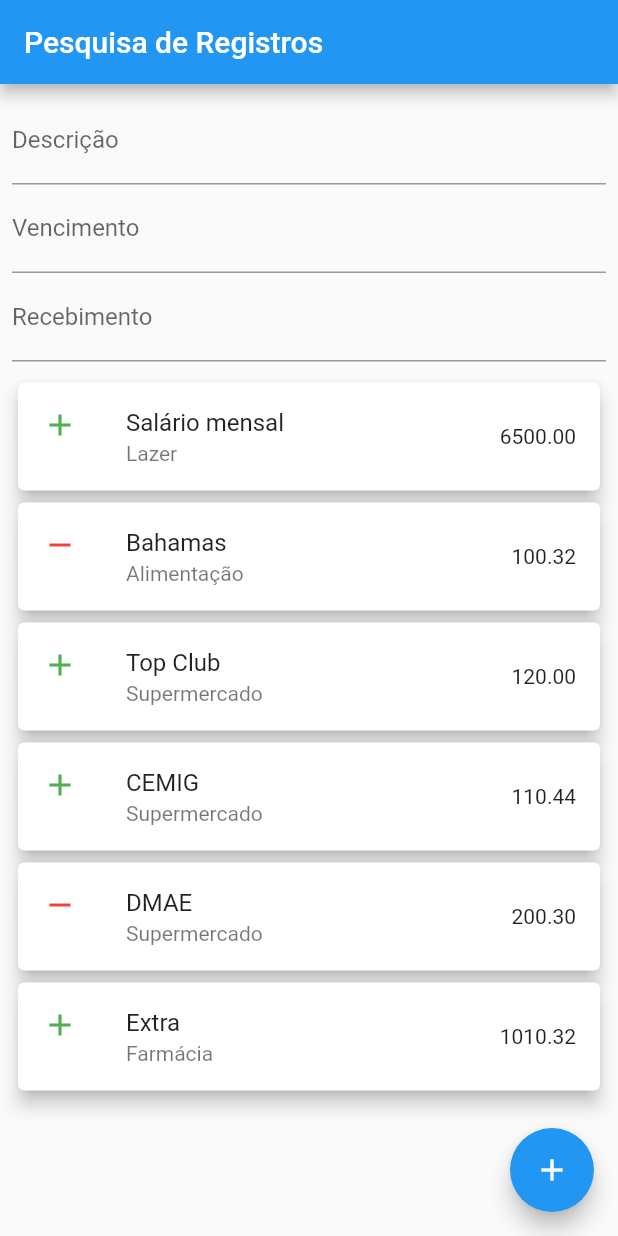
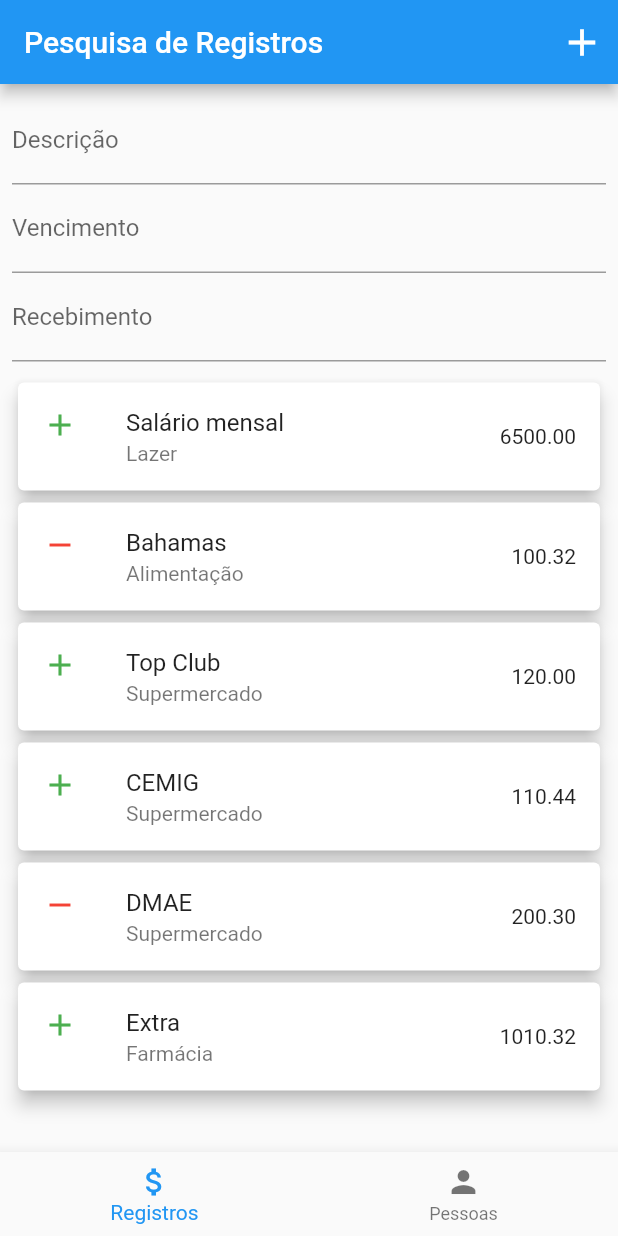
Before and after one commit to AlsGomes/mymoney_app, a Flutter app: the screen it shows after launch, on a phone screen of 412 x 824 dp. Run offline on Flutter 3.47's test engine with Material 2 defaults, Android fonts, the phone set to English and light mode, and no system bars.

```diff
--- a/lib/main.dart
+++ b/lib/main.dart
@@ -2,7 +2,7 @@ import 'package:flutter/material.dart';
 import 'package:mymoney_app/model/register_list.dart';
 import 'package:mymoney_app/routes/app_routes.dart';
 import 'package:mymoney_app/screens/register_detail_screen.dart';
-import 'package:mymoney_app/screens/registers_screen.dart';
+import 'package:mymoney_app/screens/tabs_screen.dart';
 import 'package:provider/provider.dart';
 
 void main() {
@@ -23,7 +23,7 @@ class MyApp extends StatelessWidget {
         ),
         debugShowCheckedModeBanner: false,
         routes: {
-          AppRoutes.registersScreen: (ctx) => RegistersScreen(),
+          AppRoutes.home: (ctx) => TabsScreen(),
           AppRoutes.registerDetailScreen: (ctx) => RegisterDetailScreen(),
         },
       ),
--- a/lib/routes/app_routes.dart
+++ b/lib/routes/app_routes.dart
@@ -1,4 +1,4 @@
 class AppRoutes {
-  static const registersScreen = "/";
+  static const home = "/";
   static const registerDetailScreen = "registerDetailScreen";
 }
--- /dev/null
+++ b/lib/screens/persons_screen.dart
@@ -0,0 +1,12 @@
+import 'package:flutter/material.dart';
+
+class PersonsScreen extends StatelessWidget {
+  const PersonsScreen({Key? key}) : super(key: key);
+
+  @override
+  Widget build(BuildContext context) {
+    return Center(
+      child: Text("Pessoas"),
+    );
+  }
+}
--- a/lib/screens/registers_screen.dart
+++ b/lib/screens/registers_screen.dart
@@ -2,7 +2,6 @@ import 'package:flutter/material.dart';
 import 'package:flutter/services.dart';
 import 'package:mymoney_app/components/register_widget.dart';
 import 'package:mymoney_app/model/register_list.dart';
-import 'package:mymoney_app/routes/app_routes.dart';
 import 'package:provider/provider.dart';
 
 class RegistersScreen extends StatelessWidget {
@@ -11,19 +10,7 @@ class RegistersScreen extends StatelessWidget {
     final provider = Provider.of<RegisterList>(context);
     final registers = provider.items;
 
-    return Scaffold(
-      appBar: AppBar(
-        title: const Text("Pesquisa de Registros"),
-      ),
-      floatingActionButton: FloatingActionButton(
-        child: const Icon(
-          Icons.add,
-        ),
-        onPressed: () =>
-            Navigator.of(context).pushNamed(AppRoutes.registerDetailScreen),
-      ),
-      floatingActionButtonLocation: FloatingActionButtonLocation.endFloat,
-      body: Padding(
+    return Padding(
       padding: const EdgeInsets.all(8.0),
       child: Column(
         children: [
@@ -53,7 +40,6 @@ class RegistersScreen extends StatelessWidget {
           )
         ],
       ),
-      ),
     );
   }
 }
--- /dev/null
+++ b/lib/screens/tabs_screen.dart
@@ -0,0 +1,79 @@
+import 'package:flutter/material.dart';
+import 'package:mymoney_app/routes/app_routes.dart';
+import 'package:mymoney_app/screens/persons_screen.dart';
+import 'package:mymoney_app/screens/registers_screen.dart';
+
+class TabsScreen extends StatefulWidget {
+  const TabsScreen({Key? key}) : super(key: key);
+
+  @override
+  _TabsScreenState createState() => _TabsScreenState();
+}
+
+class _TabsScreenState extends State<TabsScreen> {
+  int _selectedScreenIndex = 0;
+
+  final List<Map<String, dynamic>> _screens = [
+    {'title': 'Pesquisa de Registros', 'screen': RegistersScreen()},
+    {'title': 'Pesquisa de Pessoas', 'screen': PersonsScreen()},
+  ];
+
+  _selectTab(int index) {
+    setState(() {
+      _selectedScreenIndex = index;
+    });
+  }
+
+  Widget _add() {
+    switch (_selectedScreenIndex) {
+      case 0:
+        return IconButton(
+          onPressed: () =>
+              Navigator.of(context).pushNamed(AppRoutes.registerDetailScreen),
+          icon: const Icon(Icons.add),
+          iconSize: 30,
+        );
+      case 1:
+        return IconButton(
+          onPressed: () {},
+          icon: const Icon(
+            Icons.person_add,
+          ),
+          iconSize: 30,
+        );
+      default:
+        return IconButton(
+          onPressed: () {},
+          icon: const Icon(Icons.add),
+          iconSize: 30,
+        );
+    }
+  }
+
+  @override
+  Widget build(BuildContext context) {
+    return Scaffold(
+      appBar: AppBar(
+        title: Text(_screens[_selectedScreenIndex]['title']),
+        actions: [
+          _add(),
+        ],
+      ),
+      body: _screens[_selectedScreenIndex]['screen'],
+      bottomNavigationBar: BottomNavigationBar(
+        onTap: _selectTab,
+        currentIndex: _selectedScreenIndex,
+        items: const [
+          BottomNavigationBarItem(
+            icon: Icon(Icons.attach_money),
+            label: "Registros",
+          ),
+          BottomNavigationBarItem(
+            icon: Icon(Icons.person),
+            label: "Pessoas",
+          )
+        ],
+      ),
+    );
+  }
+}
```
Lines whose indentation alone changed are shown as unchanged.
